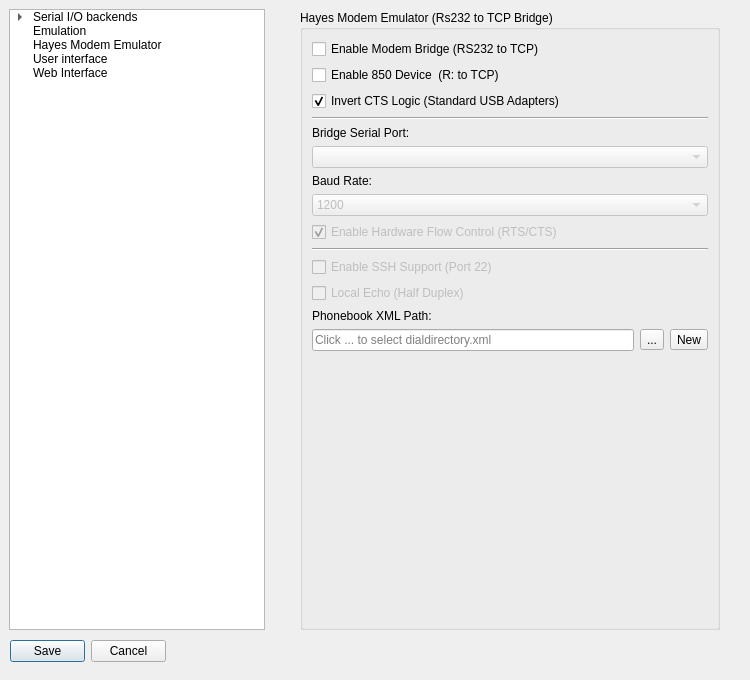
Above: src/optionsdialog.ui from pjones1063/AspeQt-2k26 before the change. Below: the same form after it.
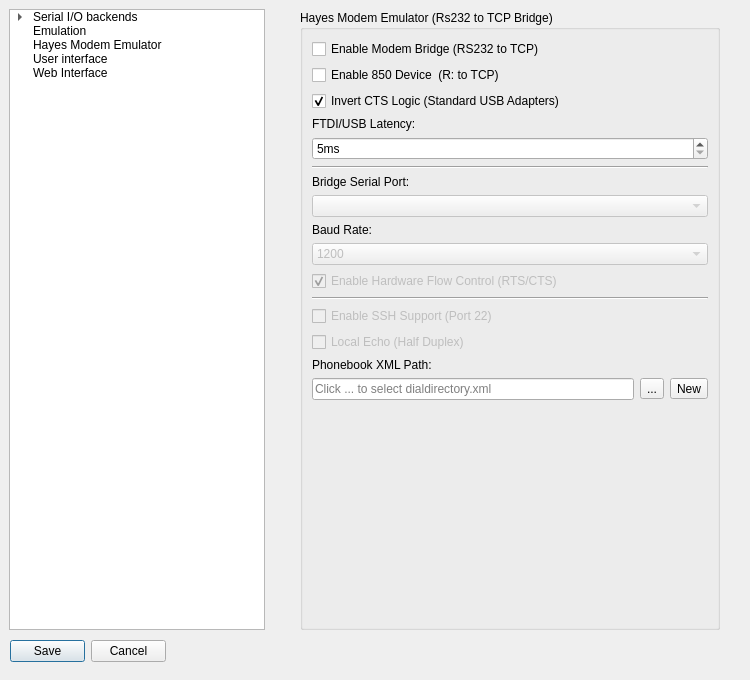
That is the form after the change. The open tabs and pages were chosen to show the change.

Commit message: Update Modem / R: Error Reporting -  FTDI/USB Latency Adjustment

Diff of the .ui file:
```diff
--- a/src/optionsdialog.ui
+++ b/src/optionsdialog.ui
@@ -723,6 +723,26 @@
           </property>
          </widget>
         </item>
+        <item>
+         <widget class="QLabel" name="label_streamGuardDelay">
+          <property name="text">
+           <string>FTDI/USB Latency:</string>
+          </property>
+         </widget>
+        </item>
+        <item>
+         <widget class="QSpinBox" name="sbStreamGuardDelay">
+          <property name="suffix">
+           <string>ms</string>
+          </property>
+          <property name="minimum">
+           <number>5</number>
+          </property>
+          <property name="maximum">
+           <number>250</number>
+          </property>
+         </widget>
+        </item>
         <item>
          <widget class="Line" name="line_modem_2">
           <property name="orientation">
```
Left out of the diff: 2 changed lines with no effect on the pictures. The commit also changes 8 other files.
